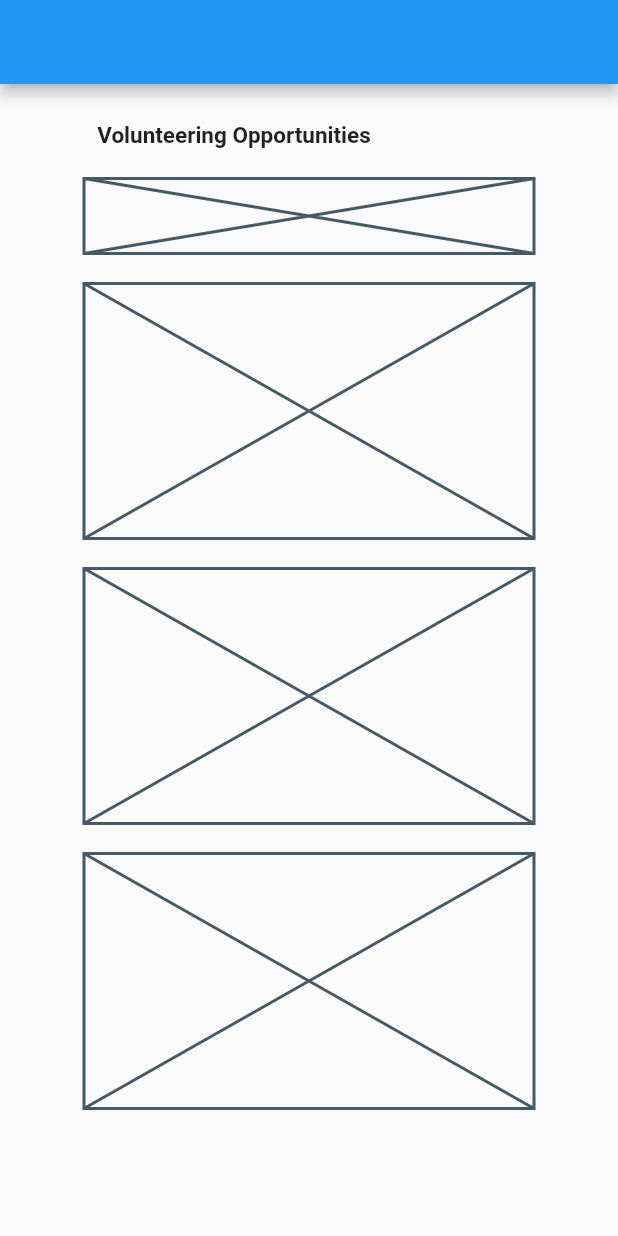
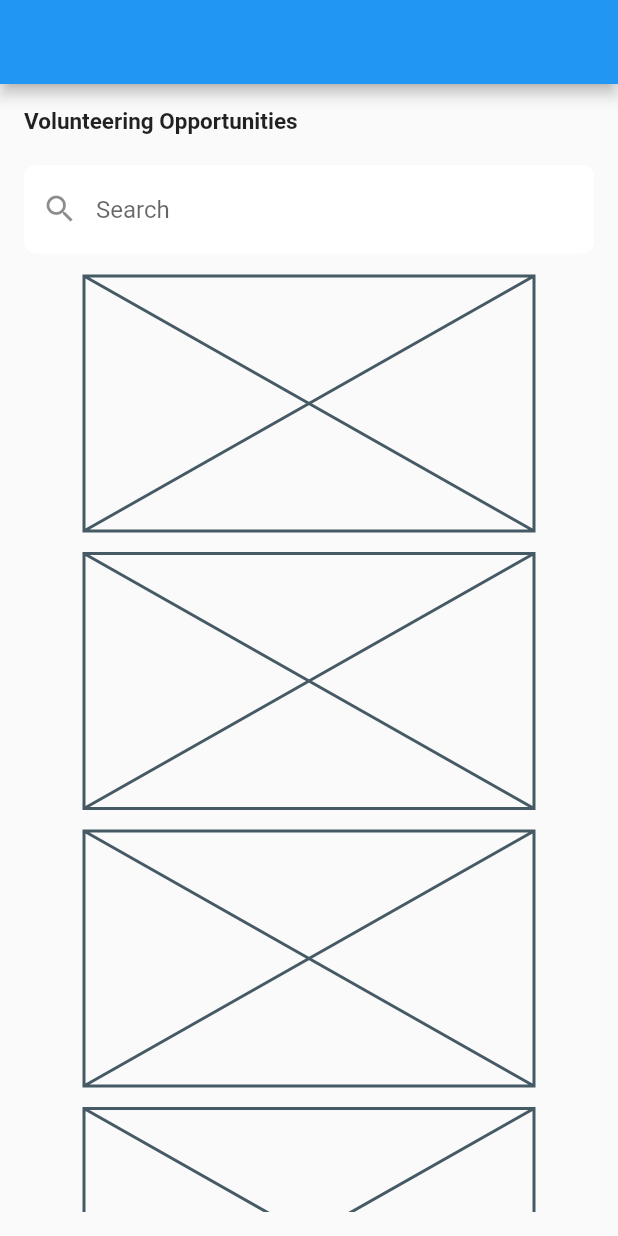
Before and after one commit to EruelUrsua/HelpJuan, a Flutter app: the screen it shows after launch, on a phone screen of 412 x 824 dp. Run offline on Flutter 3.47's test engine with Material 2 defaults, Android fonts, the phone set to English and light mode, and no system bars.

Commit message:
added search bar in volunteeringOpportunities.dart
added search bar in volunteeringOpportunities.dart

```diff
--- a/lib/VolunteeringOpportunities/volunteeringOpportunities.dart
+++ b/lib/VolunteeringOpportunities/volunteeringOpportunities.dart
@@ -15,54 +15,71 @@ class _VolunteeringOpportunitiesPageState
   Widget build(BuildContext context) {
     return Scaffold(
       appBar: AppBar(), // AppBar
-      body: Column(children: [
+      body: Padding(
+        padding: EdgeInsets.all(16),
+        child: SingleChildScrollView(
+          child: Column(
+              mainAxisAlignment: MainAxisAlignment.start,
+              crossAxisAlignment: CrossAxisAlignment.start,
+              children: [
                 Container(
-          margin: const EdgeInsets.only(right: 100, top: 25),
                   child: Text('Volunteering Opportunities',
-              style: TextStyle(fontWeight: FontWeight.bold, fontSize: 15)),
+                      style: TextStyle(
+                          fontWeight: FontWeight.bold,
+                          fontSize: 15)), //volunteering opportunities
+                ),
+                SizedBox(height: 20),
+                TextField(
+                  decoration: InputDecoration(
+                    filled: true,
+                    fillColor: Colors.white,
+                    border: OutlineInputBorder(
+                      borderRadius: BorderRadius.circular(8.0),
+                      borderSide: BorderSide.none,
+                    ),
+                    hintText: "Search",
+                    prefixIcon: Icon(Icons.search),
+                  ),
                 ),
                 Center(
                   child: Container(
-              margin: const EdgeInsets.only(top: 20),
-              width: 300,
-              child: Placeholder(
-                fallbackHeight: 50,
-              ) //searchbar
-              ),
-        ),
-        Column(
-          children: [
-            // Container(
-            //   margin: const EdgeInsets.only(right: 220, top: 15),
-            //   width: 80,
-            //   child: Placeholder(
-            //     fallbackHeight: 25,
-            //   ),
-            // ),
-            Container(
-              margin: const EdgeInsets.only(top: 20),
+                    margin: EdgeInsets.only(top: 15),
                     width: 300,
                     child: Placeholder(
                       fallbackHeight: 170,
                     ),
                   ),
-            Container(
-              margin: const EdgeInsets.only(top: 20),
+                ), //searchbar
+                Center(
+                  child: Container(
+                    margin: EdgeInsets.only(top: 15),
                     width: 300,
                     child: Placeholder(
                       fallbackHeight: 170,
                     ),
                   ),
-            Container(
-              margin: const EdgeInsets.only(top: 20),
+                ),
+                Center(
+                  child: Container(
+                    margin: EdgeInsets.only(top: 15),
                     width: 300,
                     child: Placeholder(
                       fallbackHeight: 170,
                     ),
-            )
-          ],
-        )
+                  ),
+                ),
+                Center(
+                  child: Container(
+                    margin: EdgeInsets.only(top: 15),
+                    width: 300,
+                    child: Placeholder(
+                      fallbackHeight: 170,
+                    ),
+                  ),
+                ),
               ]),
+        ),
+      ),
     );
   }
 }
```
Lines whose indentation alone changed are shown as unchanged.
